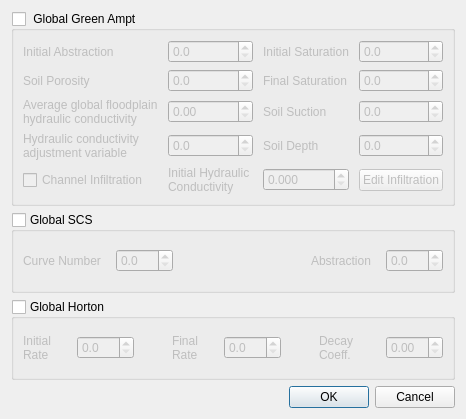
Qt form flo2d/ui/infil_global.ui (FLO-2DSoftware/qgis-flo-2d-plugin) before a commit.
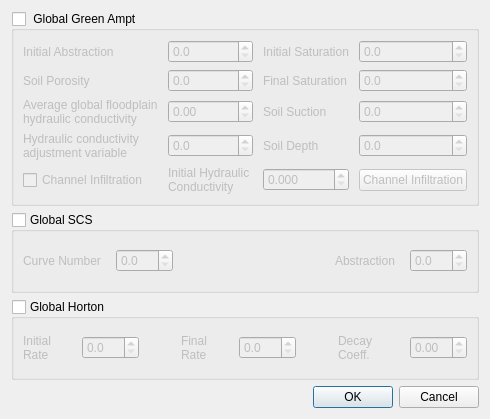
The same form after that commit.

Commit message: Added handling of global infiltration for channel segments. Added triggers for infiltration cells.

The edit to the form file:
```diff
--- a/flo2d/ui/infil_global.ui
+++ b/flo2d/ui/infil_global.ui
@@ -6,7 +6,7 @@
    <rect>
     <x>0</x>
     <y>0</y>
-    <width>466</width>
+    <width>490</width>
     <height>419</height>
    </rect>
   </property>
@@ -71,7 +71,7 @@
          <bool>false</bool>
         </property>
         <property name="text">
-         <string>Edit Infiltration</string>
+         <string>Channel Infiltration</string>
         </property>
        </widget>
       </item>
```
The commit also changes 4 other files.
